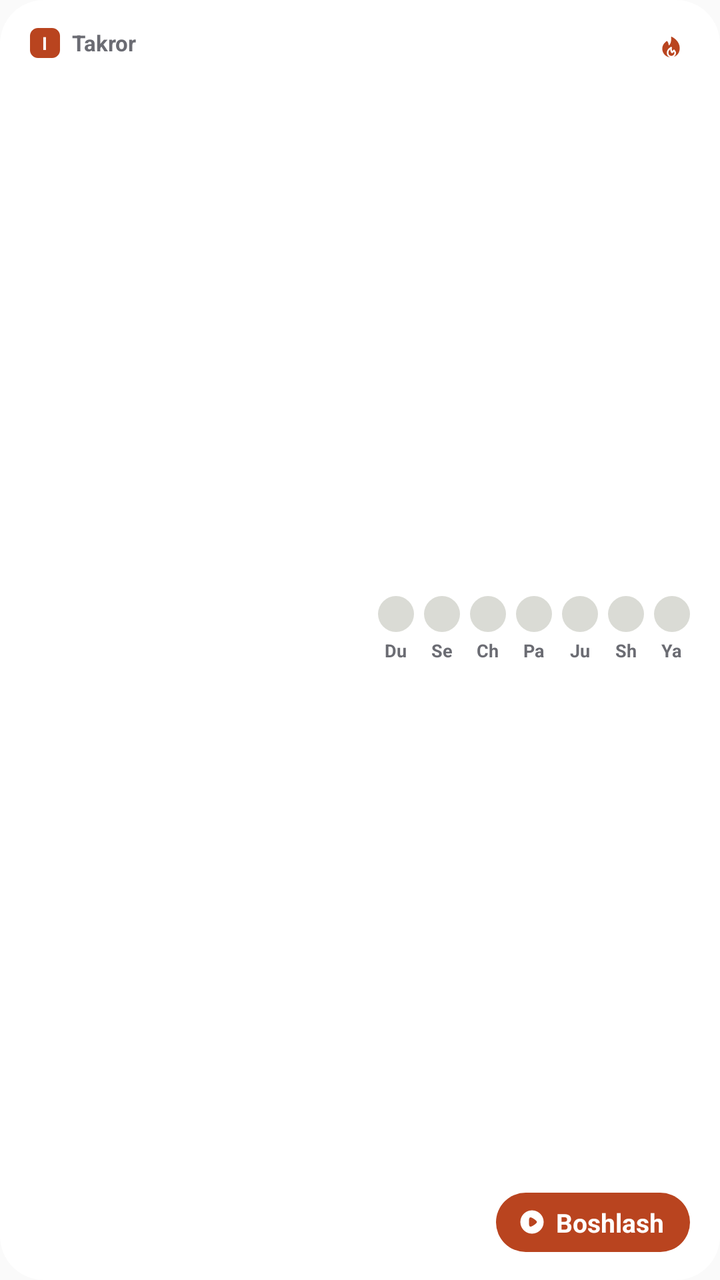
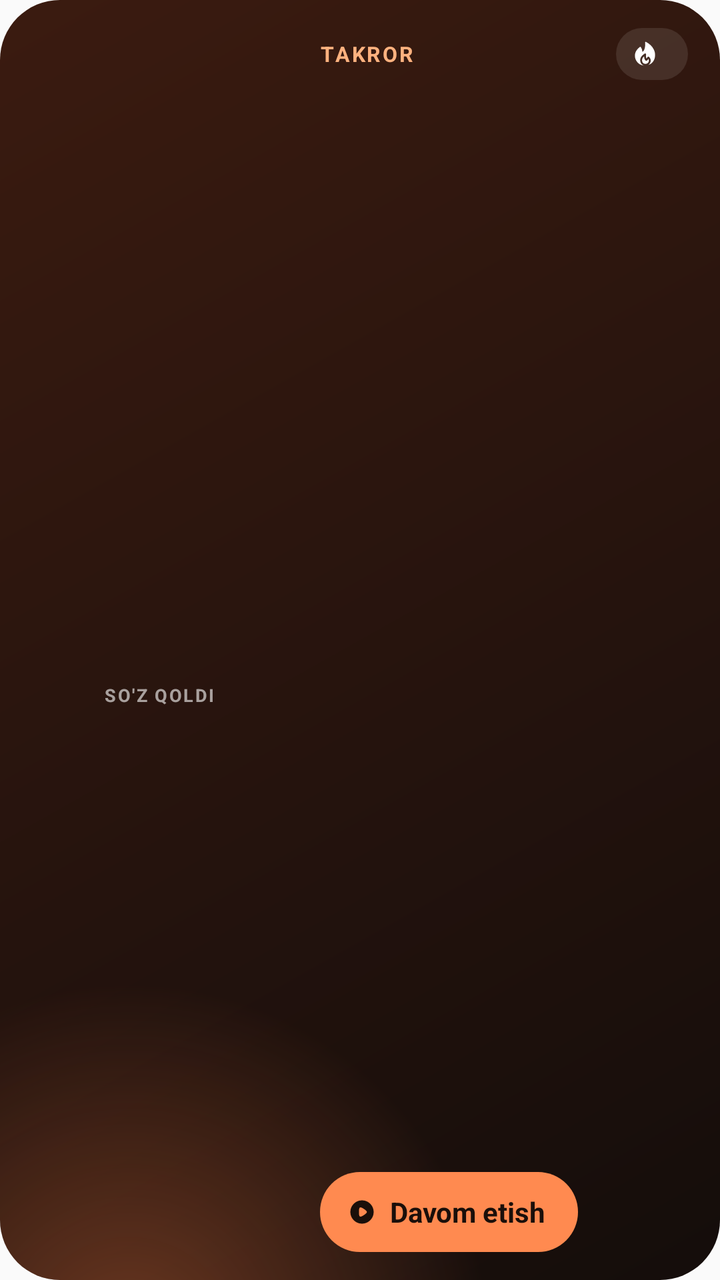

Before-and-after screenshots of an Android layout around one commit, followed by the original layout XML and the change that was made.
<!-- AndroidManifest.xml: application theme App -->
<!-- res/layout/widget.xml -->
<?xml version="1.0" encoding="utf-8"?>
<LinearLayout xmlns:android="http://schemas.android.com/apk/res/android" android:id="@+id/root" android:layout_width="match_parent" android:layout_height="match_parent"
    android:background="@drawable/w_bg" android:paddingStart="15dp" android:paddingEnd="15dp" android:paddingTop="14dp" android:paddingBottom="14dp" android:orientation="horizontal">
    <LinearLayout android:layout_width="0dp" android:layout_weight="1" android:layout_height="match_parent" android:orientation="vertical">
        <LinearLayout android:layout_width="match_parent" android:layout_height="wrap_content" android:orientation="horizontal" android:gravity="center_vertical">
            <TextView android:layout_width="15dp" android:layout_height="15dp" android:background="@drawable/badge" android:gravity="center" android:text="I" android:textSize="9sp" android:textStyle="bold" android:textColor="@color/on_acc"/>
            <TextView android:id="@+id/head" android:layout_width="0dp" android:layout_weight="1" android:layout_height="wrap_content" android:layout_marginStart="6dp" android:text="Takror" android:textSize="11sp" android:textStyle="bold" android:textColor="@color/w_mut" android:maxLines="1"/>
            
        </LinearLayout>
        <FrameLayout android:layout_width="match_parent" android:layout_height="0dp" android:layout_weight="1"/>
        <TextView android:id="@+id/big" android:layout_width="wrap_content" android:layout_height="wrap_content" android:textSize="40sp" android:textStyle="bold" android:textColor="@color/w_ink" android:includeFontPadding="false" android:maxLines="1"/>
        <TextView android:id="@+id/title" android:layout_width="match_parent" android:layout_height="wrap_content" android:layout_marginTop="2dp" android:textSize="14sp" android:textStyle="bold" android:textColor="@color/w_ink" android:maxLines="2"/>
        <TextView android:id="@+id/sub" android:layout_width="match_parent" android:layout_height="wrap_content" android:textSize="12sp" android:textColor="@color/w_mut" android:maxLines="2"/>
    </LinearLayout>
    <LinearLayout android:id="@+id/right" android:layout_width="wrap_content" android:layout_height="match_parent" android:orientation="vertical" android:gravity="end" android:layout_marginStart="10dp">
        <LinearLayout android:layout_width="wrap_content" android:layout_height="wrap_content" android:layout_gravity="end"><LinearLayout android:id="@+id/streakRow" android:layout_width="wrap_content" android:layout_height="wrap_content" android:orientation="horizontal" android:gravity="center_vertical">
                <ImageView android:layout_width="13dp" android:layout_height="13dp" android:src="@drawable/ic_fire" android:importantForAccessibility="no"/>
                <TextView android:id="@+id/streak" android:layout_width="wrap_content" android:layout_height="wrap_content" android:layout_marginStart="3dp" android:textSize="14sp" android:textStyle="bold" android:textColor="@color/acc"/>
            </LinearLayout></LinearLayout>
        <FrameLayout android:layout_width="match_parent" android:layout_height="0dp" android:layout_weight="1"/>
        <LinearLayout android:id="@+id/week" android:layout_width="wrap_content" android:layout_height="wrap_content" android:orientation="horizontal">
            <LinearLayout android:layout_width="wrap_content" android:layout_height="wrap_content" android:orientation="vertical" android:gravity="center_horizontal" android:layout_marginStart="0dp">
                <ImageView android:id="@+id/d0" android:layout_width="18dp" android:layout_height="18dp" android:src="@drawable/dot_off" android:importantForAccessibility="no"/>
                <TextView android:layout_width="wrap_content" android:layout_height="wrap_content" android:layout_marginTop="3dp" android:text="Du" android:textSize="9sp" android:textStyle="bold" android:textColor="@color/w_mut"/>
            </LinearLayout>
            <LinearLayout android:layout_width="wrap_content" android:layout_height="wrap_content" android:orientation="vertical" android:gravity="center_horizontal" android:layout_marginStart="5dp">
                <ImageView android:id="@+id/d1" android:layout_width="18dp" android:layout_height="18dp" android:src="@drawable/dot_off" android:importantForAccessibility="no"/>
                <TextView android:layout_width="wrap_content" android:layout_height="wrap_content" android:layout_marginTop="3dp" android:text="Se" android:textSize="9sp" android:textStyle="bold" android:textColor="@color/w_mut"/>
            </LinearLayout>
            <LinearLayout android:layout_width="wrap_content" android:layout_height="wrap_content" android:orientation="vertical" android:gravity="center_horizontal" android:layout_marginStart="5dp">
                <ImageView android:id="@+id/d2" android:layout_width="18dp" android:layout_height="18dp" android:src="@drawable/dot_off" android:importantForAccessibility="no"/>
                <TextView android:layout_width="wrap_content" android:layout_height="wrap_content" android:layout_marginTop="3dp" android:text="Ch" android:textSize="9sp" android:textStyle="bold" android:textColor="@color/w_mut"/>
            </LinearLayout>
            <LinearLayout android:layout_width="wrap_content" android:layout_height="wrap_content" android:orientation="vertical" android:gravity="center_horizontal" android:layout_marginStart="5dp">
                <ImageView android:id="@+id/d3" android:layout_width="18dp" android:layout_height="18dp" android:src="@drawable/dot_off" android:importantForAccessibility="no"/>
                <TextView android:layout_width="wrap_content" android:layout_height="wrap_content" android:layout_marginTop="3dp" android:text="Pa" android:textSize="9sp" android:textStyle="bold" android:textColor="@color/w_mut"/>
            </LinearLayout>
            <LinearLayout android:layout_width="wrap_content" android:layout_height="wrap_content" android:orientation="vertical" android:gravity="center_horizontal" android:layout_marginStart="5dp">
                <ImageView android:id="@+id/d4" android:layout_width="18dp" android:layout_height="18dp" android:src="@drawable/dot_off" android:importantForAccessibility="no"/>
                <TextView android:layout_width="wrap_content" android:layout_height="wrap_content" android:layout_marginTop="3dp" android:text="Ju" android:textSize="9sp" android:textStyle="bold" android:textColor="@color/w_mut"/>
            </LinearLayout>
            <LinearLayout android:layout_width="wrap_content" android:layout_height="wrap_content" android:orientation="vertical" android:gravity="center_horizontal" android:layout_marginStart="5dp">
                <ImageView android:id="@+id/d5" android:layout_width="18dp" android:layout_height="18dp" android:src="@drawable/dot_off" android:importantForAccessibility="no"/>
                <TextView android:layout_width="wrap_content" android:layout_height="wrap_content" android:layout_marginTop="3dp" android:text="Sh" android:textSize="9sp" android:textStyle="bold" android:textColor="@color/w_mut"/>
            </LinearLayout>
            <LinearLayout android:layout_width="wrap_content" android:layout_height="wrap_content" android:orientation="vertical" android:gravity="center_horizontal" android:layout_marginStart="5dp">
                <ImageView android:id="@+id/d6" android:layout_width="18dp" android:layout_height="18dp" android:src="@drawable/dot_off" android:importantForAccessibility="no"/>
                <TextView android:layout_width="wrap_content" android:layout_height="wrap_content" android:layout_marginTop="3dp" android:text="Ya" android:textSize="9sp" android:textStyle="bold" android:textColor="@color/w_mut"/>
            </LinearLayout>
        </LinearLayout>
        <FrameLayout android:layout_width="match_parent" android:layout_height="0dp" android:layout_weight="1"/>
        <TextView android:id="@+id/btn" android:layout_width="wrap_content" android:layout_height="wrap_content" android:layout_gravity="end" android:background="@drawable/pill" android:paddingStart="11dp" android:paddingEnd="13dp" android:paddingTop="6dp" android:paddingBottom="6dp" android:drawableStart="@drawable/ic_play" android:drawablePadding="5dp" android:gravity="center_vertical" android:text="Boshlash" android:textSize="13sp" android:textStyle="bold" android:textColor="@color/on_acc"/>
    </LinearLayout>
</LinearLayout>
<!-- resources referenced by this layout -->
<resources>
  <color name="acc">#B9441F</color>
  <color name="on_acc">#FFFFFF</color>
  <color name="w_ink">#17171B</color>
  <color name="w_mut">#6B6C73</color>
  <!-- drawable badge (drawable) -->
  <shape xmlns:android="http://schemas.android.com/apk/res/android" android:shape="rectangle"><solid android:color="@color/acc"/><corners android:radius="4dp"/></shape>
  <!-- drawable dot_off (drawable) -->
  <shape xmlns:android="http://schemas.android.com/apk/res/android" android:shape="oval"><solid android:color="@color/track"/><size android:width="18dp" android:height="18dp"/></shape>
  <!-- drawable ic_fire: vector/xml drawable (drawable, 2017 chars, omitted) -->
  <!-- drawable ic_play (drawable) -->
  <vector xmlns:android="http://schemas.android.com/apk/res/android" android:width="14dp" android:height="14dp" android:viewportWidth="24" android:viewportHeight="24">
    <group android:translateX="2" android:translateY="2">
      <path android:fillColor="@color/on_acc" android:pathData="M10,0 C15.511583,0 20,4.48625181 20,10.0057887 C20,15.5137482 15.511583,20 10,20 C4.48841699,20 0,15.5137482 0,10.0057887 C0,4.48625181 4.48841699,0 10,0 Z M8.86100386,6.02990835 C8.64864865,6.02990835 8.44594595,6.07814761 8.25289575,6.17462615 C8.01158301,6.30969609 7.81853282,6.52194887 7.71235521,6.77279305 C7.64478764,6.94645441 7.53861004,7.46743849 7.53861004,7.47708635 C7.43243243,8.0463097 7.37451737,8.97250362 7.37451737,9.99517607 C7.37451737,10.970574 7.43243243,11.8572118 7.51930502,12.436083 C7.52895753,12.4457308 7.63513514,13.092137 7.75096525,13.3140376 C7.96332046,13.7192475 8.37837838,13.9700917 8.82239382,13.9700917 L8.86100386,13.9700917 C9.15057915,13.9604438 9.75868726,13.7095996 9.75868726,13.6999518 C10.7818533,13.2754462 12.7992278,11.9536903 13.6100386,11.0757356 L13.6679537,11.0178485 C13.7741313,10.9117221 13.9092664,10.7477086 13.9382239,10.7091172 C14.0926641,10.5065123 14.1698842,10.2556681 14.1698842,10.0057887 C14.1698842,9.72503618 14.0830116,9.46454414 13.9189189,9.25229137 C13.8803089,9.21369995 13.7355212,9.04968644 13.6003861,8.9146165 C12.8088803,8.0656054 10.7432432,6.67631452 9.66216216,6.25180897 C9.4980695,6.18523878 9.08301158,6.0395562 8.86100386,6.02990835 Z"/>
    </group>
  </vector>
  <!-- drawable pill (drawable) -->
  <shape xmlns:android="http://schemas.android.com/apk/res/android" android:shape="rectangle"><solid android:color="@color/acc"/><corners android:radius="999dp"/></shape>
  <!-- drawable w_bg (drawable) -->
  <shape xmlns:android="http://schemas.android.com/apk/res/android" android:shape="rectangle"><solid android:color="@color/w_bg"/><corners android:radius="22dp"/></shape>
  <style name="App" parent="android:Theme.Material.Light.NoActionBar">
          <item name="android:statusBarColor">@color/bg</item><item name="android:navigationBarColor">@color/bg</item>
          <item name="android:windowLightStatusBar">true</item><item name="android:colorAccent">@color/acc</item>
      </style>
  <color name="track">#DADBD5</color>
  <color name="w_bg">#FFFFFF</color>
  <color name="bg">#F3F4F1</color>
</resources>

<!-- the commit's change to res/layout/widget.xml (unified diff, before → after) -->
@@ -1,54 +1,39 @@
 <?xml version="1.0" encoding="utf-8"?>
 <LinearLayout xmlns:android="http://schemas.android.com/apk/res/android" android:id="@+id/root" android:layout_width="match_parent" android:layout_height="match_parent"
-    android:background="@drawable/w_bg" android:paddingStart="15dp" android:paddingEnd="15dp" android:paddingTop="14dp" android:paddingBottom="14dp" android:orientation="horizontal">
-    <LinearLayout android:layout_width="0dp" android:layout_weight="1" android:layout_height="match_parent" android:orientation="vertical">
+    android:background="@drawable/bg_due" android:orientation="horizontal" android:gravity="center_vertical" android:paddingStart="10dp" android:paddingEnd="16dp" android:paddingTop="14dp" android:paddingBottom="14dp">
+    <FrameLayout android:layout_width="140dp" android:layout_height="match_parent" android:maxHeight="140dp">
+        <ImageView android:id="@+id/gauge" android:layout_width="match_parent" android:layout_height="match_parent" android:scaleType="fitCenter" android:importantForAccessibility="no"/>
+        <LinearLayout android:layout_width="match_parent" android:layout_height="match_parent" android:orientation="vertical" android:gravity="center" android:paddingTop="6dp">
+            <TextView android:id="@+id/num" android:layout_width="wrap_content" android:layout_height="wrap_content" android:textSize="42sp" android:textStyle="bold" android:textColor="#F7F5F1" android:includeFontPadding="false" android:maxLines="1"/>
+            <TextView android:id="@+id/numcap" android:layout_width="wrap_content" android:layout_height="wrap_content" android:text="so'z qoldi" android:textSize="9sp" android:textStyle="bold" android:letterSpacing="0.09" android:textAllCaps="true" android:textColor="#99FFFFFF" android:maxLines="1"/>
+        </LinearLayout>
+    </FrameLayout>
+    <LinearLayout android:layout_width="0dp" android:layout_weight="1" android:layout_height="match_parent" android:layout_marginStart="10dp" android:orientation="vertical">
         <LinearLayout android:layout_width="match_parent" android:layout_height="wrap_content" android:orientation="horizontal" android:gravity="center_vertical">
-            <TextView android:layout_width="15dp" android:layout_height="15dp" android:background="@drawable/badge" android:gravity="center" android:text="I" android:textSize="9sp" android:textStyle="bold" android:textColor="@color/on_acc"/>
-            <TextView android:id="@+id/head" android:layout_width="0dp" android:layout_weight="1" android:layout_height="wrap_content" android:layout_marginStart="6dp" android:text="Takror" android:textSize="11sp" android:textStyle="bold" android:textColor="@color/w_mut" android:maxLines="1"/>
-            
-        </LinearLayout>
-        <FrameLayout android:layout_width="match_parent" android:layout_height="0dp" android:layout_weight="1"/>
-        <TextView android:id="@+id/big" android:layout_width="wrap_content" android:layout_height="wrap_content" android:textSize="40sp" android:textStyle="bold" android:textColor="@color/w_ink" android:includeFontPadding="false" android:maxLines="1"/>
-        <TextView android:id="@+id/title" android:layout_width="match_parent" android:layout_height="wrap_content" android:layout_marginTop="2dp" android:textSize="14sp" android:textStyle="bold" android:textColor="@color/w_ink" android:maxLines="2"/>
-        <TextView android:id="@+id/sub" android:layout_width="match_parent" android:layout_height="wrap_content" android:textSize="12sp" android:textColor="@color/w_mut" android:maxLines="2"/>
-    </LinearLayout>
-    <LinearLayout android:id="@+id/right" android:layout_width="wrap_content" android:layout_height="match_parent" android:orientation="vertical" android:gravity="end" android:layout_marginStart="10dp">
-        <LinearLayout android:layout_width="wrap_content" android:layout_height="wrap_content" android:layout_gravity="end"><LinearLayout android:id="@+id/streakRow" android:layout_width="wrap_content" android:layout_height="wrap_content" android:orientation="horizontal" android:gravity="center_vertical">
-                <ImageView android:layout_width="13dp" android:layout_height="13dp" android:src="@drawable/ic_fire" android:importantForAccessibility="no"/>
-                <TextView android:id="@+id/streak" android:layout_width="wrap_content" android:layout_height="wrap_content" android:layout_marginStart="3dp" android:textSize="14sp" android:textStyle="bold" android:textColor="@color/acc"/>
-            </LinearLayout></LinearLayout>
-        <FrameLayout android:layout_width="match_parent" android:layout_height="0dp" android:layout_weight="1"/>
-        <LinearLayout android:id="@+id/week" android:layout_width="wrap_content" android:layout_height="wrap_content" android:orientation="horizontal">
-            <LinearLayout android:layout_width="wrap_content" android:layout_height="wrap_content" android:orientation="vertical" android:gravity="center_horizontal" android:layout_marginStart="0dp">
-                <ImageView android:id="@+id/d0" android:layout_width="18dp" android:layout_height="18dp" android:src="@drawable/dot_off" android:importantForAccessibility="no"/>
-                <TextView android:layout_width="wrap_content" android:layout_height="wrap_content" android:layout_marginTop="3dp" android:text="Du" android:textSize="9sp" android:textStyle="bold" android:textColor="@color/w_mut"/>
-            </LinearLayout>
-            <LinearLayout android:layout_width="wrap_content" android:layout_height="wrap_content" android:orientation="vertical" android:gravity="center_horizontal" android:layout_marginStart="5dp">
-                <ImageView android:id="@+id/d1" android:layout_width="18dp" android:layout_height="18dp" android:src="@drawable/dot_off" android:importantForAccessibility="no"/>
-                <TextView android:layout_width="wrap_content" android:layout_height="wrap_content" android:layout_marginTop="3dp" android:text="Se" android:textSize="9sp" android:textStyle="bold" android:textColor="@color/w_mut"/>
-            </LinearLayout>
-            <LinearLayout android:layout_width="wrap_content" android:layout_height="wrap_content" android:orientation="vertical" android:gravity="center_horizontal" android:layout_marginStart="5dp">
-                <ImageView android:id="@+id/d2" android:layout_width="18dp" android:layout_height="18dp" android:src="@drawable/dot_off" android:importantForAccessibility="no"/>
-                <TextView android:layout_width="wrap_content" android:layout_height="wrap_content" android:layout_marginTop="3dp" android:text="Ch" android:textSize="9sp" android:textStyle="bold" android:textColor="@color/w_mut"/>
-            </LinearLayout>
-            <LinearLayout android:layout_width="wrap_content" android:layout_height="wrap_content" android:orientation="vertical" android:gravity="center_horizontal" android:layout_marginStart="5dp">
-                <ImageView android:id="@+id/d3" android:layout_width="18dp" android:layout_height="18dp" android:src="@drawable/dot_off" android:importantForAccessibility="no"/>
-                <TextView android:layout_width="wrap_content" android:layout_height="wrap_content" android:layout_marginTop="3dp" android:text="Pa" android:textSize="9sp" android:textStyle="bold" android:textColor="@color/w_mut"/>
-            </LinearLayout>
-            <LinearLayout android:layout_width="wrap_content" android:layout_height="wrap_content" android:orientation="vertical" android:gravity="center_horizontal" android:layout_marginStart="5dp">
-                <ImageView android:id="@+id/d4" android:layout_width="18dp" android:layout_height="18dp" android:src="@drawable/dot_off" android:importantForAccessibility="no"/>
-                <TextView android:layout_width="wrap_content" android:layout_height="wrap_content" android:layout_marginTop="3dp" android:text="Ju" android:textSize="9sp" android:textStyle="bold" android:textColor="@color/w_mut"/>
-            </LinearLayout>
-            <LinearLayout android:layout_width="wrap_content" android:layout_height="wrap_content" android:orientation="vertical" android:gravity="center_horizontal" android:layout_marginStart="5dp">
-                <ImageView android:id="@+id/d5" android:layout_width="18dp" android:layout_height="18dp" android:src="@drawable/dot_off" android:importantForAccessibility="no"/>
-                <TextView android:layout_width="wrap_content" android:layout_height="wrap_content" android:layout_marginTop="3dp" android:text="Sh" android:textSize="9sp" android:textStyle="bold" android:textColor="@color/w_mut"/>
-            </LinearLayout>
-            <LinearLayout android:layout_width="wrap_content" android:layout_height="wrap_content" android:orientation="vertical" android:gravity="center_horizontal" android:layout_marginStart="5dp">
-                <ImageView android:id="@+id/d6" android:layout_width="18dp" android:layout_height="18dp" android:src="@drawable/dot_off" android:importantForAccessibility="no"/>
-                <TextView android:layout_width="wrap_content" android:layout_height="wrap_content" android:layout_marginTop="3dp" android:text="Ya" android:textSize="9sp" android:textStyle="bold" android:textColor="@color/w_mut"/>
+            <LinearLayout android:layout_width="0dp" android:layout_weight="1" android:layout_height="wrap_content"><TextView android:id="@+id/title" android:layout_width="wrap_content" android:layout_height="wrap_content" android:text="Takror" android:textSize="10.5sp" android:textStyle="bold" android:letterSpacing="0.09" android:textAllCaps="true" android:textColor="#FFB27F" android:maxLines="1"/></LinearLayout>
+            <LinearLayout android:id="@+id/chip" android:layout_width="wrap_content" android:layout_height="26dp" android:background="@drawable/chip" android:orientation="horizontal" android:gravity="center_vertical" android:paddingStart="7dp" android:paddingEnd="10dp">
+                <ImageView android:id="@+id/fire" android:layout_width="15dp" android:layout_height="15dp" android:src="@drawable/ic_fire" android:importantForAccessibility="no"/>
+                <TextView android:id="@+id/streak" android:layout_width="wrap_content" android:layout_height="wrap_content" android:layout_marginStart="4dp" android:textSize="13sp" android:textStyle="bold" android:textColor="#FFFFFF"/>
             </LinearLayout>
         </LinearLayout>
         <FrameLayout android:layout_width="match_parent" android:layout_height="0dp" android:layout_weight="1"/>
-        <TextView android:id="@+id/btn" android:layout_width="wrap_content" android:layout_height="wrap_content" android:layout_gravity="end" android:background="@drawable/pill" android:paddingStart="11dp" android:paddingEnd="13dp" android:paddingTop="6dp" android:paddingBottom="6dp" android:drawableStart="@drawable/ic_play" android:drawablePadding="5dp" android:gravity="center_vertical" android:text="Boshlash" android:textSize="13sp" android:textStyle="bold" android:textColor="@color/on_acc"/>
+        <LinearLayout android:id="@+id/stats" android:layout_width="match_parent" android:layout_height="wrap_content" android:orientation="horizontal">
+            <LinearLayout android:layout_width="wrap_content" android:layout_height="wrap_content" android:orientation="vertical" android:layout_marginEnd="18dp">
+                <LinearLayout android:layout_width="wrap_content" android:layout_height="wrap_content" android:orientation="horizontal" android:gravity="bottom">
+                    <TextView android:id="@+id/s1" android:layout_width="wrap_content" android:layout_height="wrap_content" android:textSize="24sp" android:textStyle="bold" android:textColor="#F7F5F1" android:includeFontPadding="false"/>
+                    <TextView android:id="@+id/s1u" android:layout_width="wrap_content" android:layout_height="wrap_content" android:layout_marginStart="2dp" android:textSize="12sp" android:textStyle="bold" android:textColor="#A6FFFFFF"/>
+                </LinearLayout>
+                <TextView android:id="@+id/s1c" android:layout_width="wrap_content" android:layout_height="wrap_content" android:layout_marginTop="5dp" android:textSize="10sp" android:textStyle="bold" android:letterSpacing="0.08" android:textAllCaps="true" android:textColor="#8CFFFFFF" android:maxLines="1"/>
+            </LinearLayout>
+            <LinearLayout android:layout_width="wrap_content" android:layout_height="wrap_content" android:orientation="vertical" android:layout_marginEnd="18dp">
+                <LinearLayout android:layout_width="wrap_content" android:layout_height="wrap_content" android:orientation="horizontal" android:gravity="bottom">
+                    <TextView android:id="@+id/s2" android:layout_width="wrap_content" android:layout_height="wrap_content" android:textSize="24sp" android:textStyle="bold" android:textColor="#F7F5F1" android:includeFontPadding="false"/>
+                    <TextView android:id="@+id/s2u" android:layout_width="wrap_content" android:layout_height="wrap_content" android:layout_marginStart="2dp" android:textSize="12sp" android:textStyle="bold" android:textColor="#A6FFFFFF"/>
+                </LinearLayout>
+                <TextView android:id="@+id/s2c" android:layout_width="wrap_content" android:layout_height="wrap_content" android:layout_marginTop="5dp" android:textSize="10sp" android:textStyle="bold" android:letterSpacing="0.08" android:textAllCaps="true" android:textColor="#8CFFFFFF" android:maxLines="1"/>
+            </LinearLayout>
+        </LinearLayout>
+        <FrameLayout android:layout_width="match_parent" android:layout_height="0dp" android:layout_weight="1"/>
+        <TextView android:id="@+id/btn" android:layout_width="wrap_content" android:layout_height="40dp" android:background="@drawable/pill_due" android:paddingStart="14dp" android:paddingEnd="16dp" android:drawableStart="@drawable/ic_play" android:drawablePadding="7dp" android:gravity="center_vertical" android:text="Davom etish" android:textSize="14sp" android:textStyle="bold" android:textColor="#1A0F0A" android:maxLines="1"/>
     </LinearLayout>
 </LinearLayout>
<!-- resource entries referenced after the edit -->
@@ -1,30 +1,26 @@
 <!-- resources referenced by this layout -->
 <resources>
+  <!-- drawable bg_due (drawable) -->
+  <layer-list xmlns:android="http://schemas.android.com/apk/res/android">
+    <item><shape android:shape="rectangle"><corners android:radius="30dp"/><gradient android:type="linear" android:angle="315" android:startColor="#3B1B10" android:endColor="#140D0B"/></shape></item>
+    <item><shape android:shape="rectangle"><corners android:radius="30dp"/><gradient android:type="radial" android:centerX="0.18" android:centerY="1.05" android:gradientRadius="180dp" android:startColor="#59FF8046" android:endColor="#00000000"/></shape></item>
+  </layer-list>
+  <!-- drawable chip (drawable) -->
+  <shape xmlns:android="http://schemas.android.com/apk/res/android" android:shape="rectangle"><solid android:color="#1AFFFFFF"/><corners android:radius="999dp"/></shape>
   <color name="acc">#B9441F</color>
-  <color name="on_acc">#FFFFFF</color>
-  <color name="w_ink">#17171B</color>
-  <color name="w_mut">#6B6C73</color>
-  <!-- drawable badge (drawable) -->
-  <shape xmlns:android="http://schemas.android.com/apk/res/android" android:shape="rectangle"><solid android:color="@color/acc"/><corners android:radius="4dp"/></shape>
-  <!-- drawable dot_off (drawable) -->
-  <shape xmlns:android="http://schemas.android.com/apk/res/android" android:shape="oval"><solid android:color="@color/track"/><size android:width="18dp" android:height="18dp"/></shape>
-  <!-- drawable ic_fire: vector/xml drawable (drawable, 2017 chars, omitted) -->
+  <!-- drawable ic_fire: vector/xml drawable (drawable, 2015 chars, omitted) -->
   <!-- drawable ic_play (drawable) -->
   <vector xmlns:android="http://schemas.android.com/apk/res/android" android:width="14dp" android:height="14dp" android:viewportWidth="24" android:viewportHeight="24">
     <group android:translateX="2" android:translateY="2">
-      <path android:fillColor="@color/on_acc" android:pathData="M10,0 C15.511583,0 20,4.48625181 20,10.0057887 C20,15.5137482 15.511583,20 10,20 C4.48841699,20 0,15.5137482 0,10.0057887 C0,4.48625181 4.48841699,0 10,0 Z M8.86100386,6.02990835 C8.64864865,6.02990835 8.44594595,6.07814761 8.25289575,6.17462615 C8.01158301,6.30969609 7.81853282,6.52194887 7.71235521,6.77279305 C7.64478764,6.94645441 7.53861004,7.46743849 7.53861004,7.47708635 C7.43243243,8.0463097 7.37451737,8.97250362 7.37451737,9.99517607 C7.37451737,10.970574 7.43243243,11.8572118 7.51930502,12.436083 C7.52895753,12.4457308 7.63513514,13.092137 7.75096525,13.3140376 C7.96332046,13.7192475 8.37837838,13.9700917 8.82239382,13.9700917 L8.86100386,13.9700917 C9.15057915,13.9604438 9.75868726,13.7095996 9.75868726,13.6999518 C10.7818533,13.2754462 12.7992278,11.9536903 13.6100386,11.0757356 L13.6679537,11.0178485 C13.7741313,10.9117221 13.9092664,10.7477086 13.9382239,10.7091172 C14.0926641,10.5065123 14.1698842,10.2556681 14.1698842,10.0057887 C14.1698842,9.72503618 14.0830116,9.46454414 13.9189189,9.25229137 C13.8803089,9.21369995 13.7355212,9.04968644 13.6003861,8.9146165 C12.8088803,8.0656054 10.7432432,6.67631452 9.66216216,6.25180897 C9.4980695,6.18523878 9.08301158,6.0395562 8.86100386,6.02990835 Z"/>
+      <path android:fillColor="#1A0F0A" android:pathData="M10,0 C15.511583,0 20,4.48625181 20,10.0057887 C20,15.5137482 15.511583,20 10,20 C4.48841699,20 0,15.5137482 0,10.0057887 C0,4.48625181 4.48841699,0 10,0 Z M8.86100386,6.02990835 C8.64864865,6.02990835 8.44594595,6.07814761 8.25289575,6.17462615 C8.01158301,6.30969609 7.81853282,6.52194887 7.71235521,6.77279305 C7.64478764,6.94645441 7.53861004,7.46743849 7.53861004,7.47708635 C7.43243243,8.0463097 7.37451737,8.97250362 7.37451737,9.99517607 C7.37451737,10.970574 7.43243243,11.8572118 7.51930502,12.436083 C7.52895753,12.4457308 7.63513514,13.092137 7.75096525,13.3140376 C7.96332046,13.7192475 8.37837838,13.9700917 8.82239382,13.9700917 L8.86100386,13.9700917 C9.15057915,13.9604438 9.75868726,13.7095996 9.75868726,13.6999518 C10.7818533,13.2754462 12.7992278,11.9536903 13.6100386,11.0757356 L13.6679537,11.0178485 C13.7741313,10.9117221 13.9092664,10.7477086 13.9382239,10.7091172 C14.0926641,10.5065123 14.1698842,10.2556681 14.1698842,10.0057887 C14.1698842,9.72503618 14.0830116,9.46454414 13.9189189,9.25229137 C13.8803089,9.21369995 13.7355212,9.04968644 13.6003861,8.9146165 C12.8088803,8.0656054 10.7432432,6.67631452 9.66216216,6.25180897 C9.4980695,6.18523878 9.08301158,6.0395562 8.86100386,6.02990835 Z"/>
     </group>
   </vector>
-  <!-- drawable pill (drawable) -->
-  <shape xmlns:android="http://schemas.android.com/apk/res/android" android:shape="rectangle"><solid android:color="@color/acc"/><corners android:radius="999dp"/></shape>
-  <!-- drawable w_bg (drawable) -->
-  <shape xmlns:android="http://schemas.android.com/apk/res/android" android:shape="rectangle"><solid android:color="@color/w_bg"/><corners android:radius="22dp"/></shape>
+  <!-- drawable pill_due (drawable) -->
+  <shape xmlns:android="http://schemas.android.com/apk/res/android" android:shape="rectangle"><solid android:color="#FF8A50"/><corners android:radius="999dp"/></shape>
   <style name="App" parent="android:Theme.Material.Light.NoActionBar">
           <item name="android:statusBarColor">@color/bg</item><item name="android:navigationBarColor">@color/bg</item>
           <item name="android:windowLightStatusBar">true</item><item name="android:colorAccent">@color/acc</item>
       </style>
-  <color name="track">#DADBD5</color>
-  <color name="w_bg">#FFFFFF</color>
   <color name="bg">#F3F4F1</color>
 </resources>
 
